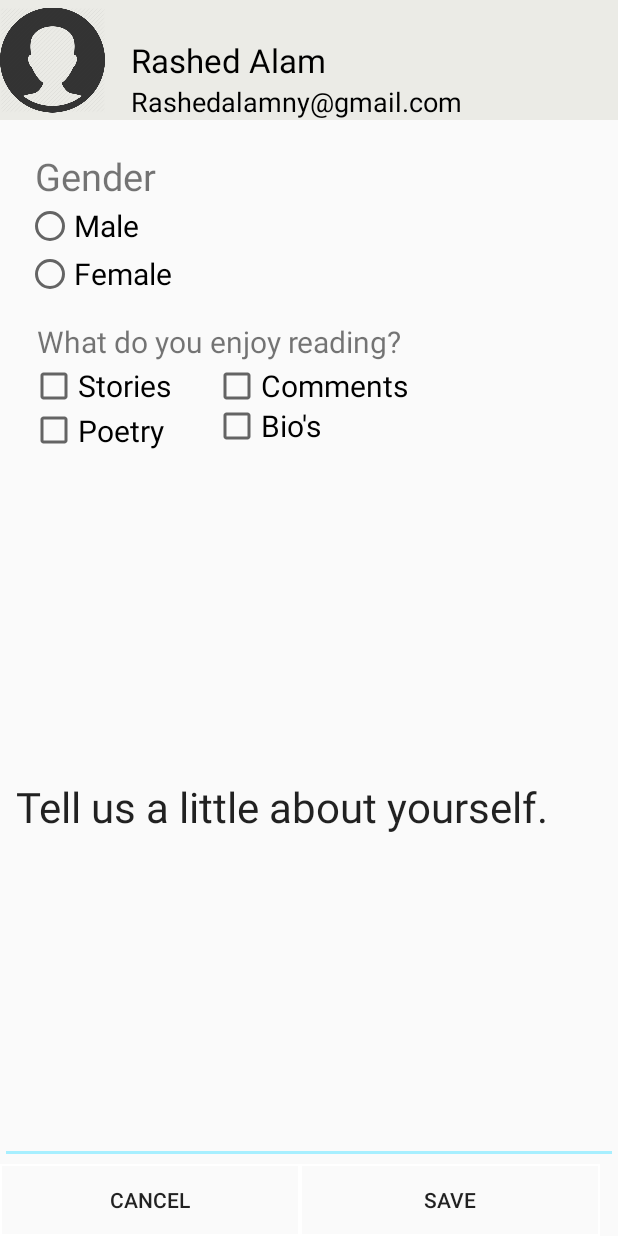
After one commit to manuelleung/HiddenMessage, an Android app: the profile screen opened directly, with no data from a screen before it, on a phone screen of 412 x 824 dp. The commit adds this screen. Run offline under Robolectric (Android 15) with nearby library versions, the phone set to English and light mode, and no system bars.

Commit message:
Added profile acticities

```diff
--- a/app/src/main/java/com/hiddenmessageteam/MapsActivity.java
+++ b/app/src/main/java/com/hiddenmessageteam/MapsActivity.java
@@ -81,7 +81,7 @@ public class MapsActivity extends AppCompatActivity implements OnMapReadyCallbac
     int count=0;
     ImageView setPic;
 
-    private static final int CAM_REQUEST=1313;
+
 
 
     //---------------------------------------------------------------------------------------------
@@ -182,11 +182,12 @@ public class MapsActivity extends AppCompatActivity implements OnMapReadyCallbac
         navView.setNavigationItemSelectedListener(this);
         View header= navView.getHeaderView(0);
         setPic =(ImageView) header.findViewById(R.id.profilepic);
+        final Intent goProfile= new Intent(this,profile.class);
         setPic.setOnClickListener(new View.OnClickListener() {
             @Override
             public void onClick(View v) {
-                Intent camerinter = new Intent(MediaStore.ACTION_IMAGE_CAPTURE);
-                startActivityForResult(camerinter, CAM_REQUEST);
+                 startActivity(goProfile);
+
             }
         });
 
@@ -363,12 +364,7 @@ public class MapsActivity extends AppCompatActivity implements OnMapReadyCallbac
 
     @Override
     protected void onActivityResult(int requestCode, int resultCode, Intent data) {
-        super.onActivityResult(requestCode,resultCode,data);
-        if(requestCode== CAM_REQUEST)
-        {
-            Bitmap thumbnail=(Bitmap) data.getExtras().get("data");
-            setPic.setImageBitmap(thumbnail);
-        }
+
 
 
         if (requestCode == 1) {
--- /dev/null
+++ b/app/src/main/java/com/hiddenmessageteam/profile.java
@@ -0,0 +1,34 @@
+package com.hiddenmessageteam;
+
+import android.content.Intent;
+import android.graphics.Bitmap;
+import android.provider.MediaStore;
+import android.support.v7.app.AppCompatActivity;
+import android.os.Bundle;
+import android.view.View;
+import android.widget.ImageView;
+
+public class profile extends AppCompatActivity {
+    ImageView setprofilepic;
+    private static final int CAM_REQUEST=1313;
+
+    @Override
+    protected void onCreate(Bundle savedInstanceState) {
+        super.onCreate(savedInstanceState);
+        setContentView(R.layout.activity_profile);
+        setprofilepic=(ImageView) findViewById(R.id.profilepic);
+    }
+    public void changeProfile(View v){
+            Intent camerinter = new Intent(MediaStore.ACTION_IMAGE_CAPTURE);
+            startActivityForResult(camerinter, CAM_REQUEST);
+
+    }
+    @Override
+    protected void onActivityResult(int requestCode, int resultCode, Intent data) {
+        super.onActivityResult(requestCode, resultCode, data);
+        if (requestCode == CAM_REQUEST) {
+            Bitmap thumbnail = (Bitmap) data.getExtras().get("data");
+            setprofilepic.setImageBitmap(thumbnail);
+        }
+    }
+}
--- /dev/null
+++ b/app/src/main/res/layout/activity_profile.xml
@@ -0,0 +1,218 @@
+<?xml version="1.0" encoding="utf-8"?>
+<RelativeLayout xmlns:android="http://schemas.android.com/apk/res/android"
+    xmlns:tools="http://schemas.android.com/tools" android:layout_width="match_parent"
+    android:layout_height="match_parent"
+
+    tools:context="com.hiddenmessageteam.profile"
+    android:onClick="changeProfile">
+
+    <RelativeLayout
+        android:layout_width="match_parent"
+        android:layout_height="80dp"
+        android:layout_alignParentTop="true"
+        android:layout_alignParentLeft="true"
+        android:layout_alignParentStart="true"
+        android:background="#ebebe6"
+        android:id="@+id/relativeLayout">
+        <ImageView
+            android:layout_width="70dp"
+            android:layout_height="match_parent"
+            android:id="@+id/profilepic"
+            android:src="@drawable/default_avatar" />
+
+        <TextView
+            android:layout_width="wrap_content"
+            android:layout_height="wrap_content"
+            android:textAppearance="?android:attr/textAppearanceLarge"
+            android:text="Rashed Alam"
+            android:textColor="#000000"
+            android:layout_marginLeft="17dp"
+            android:layout_marginStart="17dp"
+            android:layout_centerVertical="true"
+            android:layout_toRightOf="@+id/profilepic"
+            android:layout_toEndOf="@+id/profilepic"
+            android:id="@+id/textView5" />
+
+        <TextView
+            android:layout_width="wrap_content"
+            android:layout_height="wrap_content"
+            android:textAppearance="?android:attr/textAppearanceMedium"
+            android:text="Rashedalamny@gmail.com"
+            android:layout_alignParentBottom="true"
+            android:layout_alignLeft="@+id/textView5"
+            android:layout_alignStart="@+id/textView5"
+            android:textColor="#000000" />
+
+    </RelativeLayout>
+
+    <RelativeLayout
+        android:layout_width="match_parent"
+        android:layout_height="100dp"
+        android:layout_below="@+id/relativeLayout"
+        android:layout_alignLeft="@+id/relativeLayout"
+        android:layout_alignStart="@+id/relativeLayout"
+        android:layout_marginTop="20dp"
+        android:id="@+id/relativeLayout2">
+
+        <RadioButton
+            android:layout_width="wrap_content"
+            android:layout_height="wrap_content"
+            android:text="Male"
+            android:id="@+id/radioButton"
+            android:layout_marginLeft="17dp"
+            android:layout_marginStart="17dp"
+            android:checked="false"
+            android:layout_below="@+id/textView6"
+            android:layout_alignParentLeft="true"
+            android:layout_alignParentStart="true"
+            android:textSize="20dp" />
+
+        <RadioButton
+            android:layout_width="wrap_content"
+            android:layout_height="wrap_content"
+            android:text="Female"
+            android:id="@+id/radioButton2"
+            android:checked="false"
+            android:layout_below="@+id/radioButton"
+            android:layout_alignLeft="@+id/radioButton"
+            android:layout_alignStart="@+id/radioButton"
+            android:textSize="20dp" />
+
+        <TextView
+            android:layout_width="wrap_content"
+            android:layout_height="wrap_content"
+            android:textAppearance="?android:attr/textAppearanceSmall"
+            android:text=" Gender"
+            android:id="@+id/textView6"
+            android:textSize="25dp"
+            android:layout_alignParentTop="true"
+            android:layout_alignLeft="@+id/radioButton"
+            android:layout_alignStart="@+id/radioButton" />
+    </RelativeLayout>
+
+    <RelativeLayout
+        android:layout_width="match_parent"
+        android:layout_height="100dp"
+        android:layout_below="@+id/relativeLayout2"
+        android:layout_alignLeft="@+id/relativeLayout2"
+        android:layout_alignStart="@+id/relativeLayout2"
+        android:id="@+id/relativeLayout3">
+
+        <TextView
+            android:layout_width="wrap_content"
+            android:layout_height="wrap_content"
+            android:textAppearance="?android:attr/textAppearanceSmall"
+            android:text=" What do you enjoy reading?"
+            android:id="@+id/textView7"
+            android:layout_marginTop="14dp"
+            android:layout_alignParentTop="true"
+            android:layout_alignParentLeft="true"
+            android:layout_alignParentStart="true"
+            android:layout_marginLeft="20dp"
+            android:layout_marginStart="20dp"
+            android:textSize="20dp" />
+
+        <CheckBox
+            android:layout_width="wrap_content"
+            android:layout_height="wrap_content"
+            android:text="Stories"
+            android:id="@+id/checkBox"
+            android:layout_below="@+id/textView7"
+            android:layout_alignLeft="@+id/textView7"
+            android:layout_alignStart="@+id/textView7"
+            android:checked="false"
+            android:textSize="20dp" />
+
+        <CheckBox
+            android:layout_width="wrap_content"
+            android:layout_height="wrap_content"
+            android:text="Poetry"
+            android:id="@+id/checkBox2"
+            android:layout_below="@+id/checkBox"
+            android:layout_alignLeft="@+id/checkBox"
+            android:layout_alignStart="@+id/checkBox"
+            android:checked="false"
+            android:textSize="20dp" />
+
+        <CheckBox
+            android:layout_width="wrap_content"
+            android:layout_height="wrap_content"
+            android:text="Comments"
+            android:id="@+id/checkBox3"
+            android:layout_alignTop="@+id/checkBox"
+            android:layout_toRightOf="@+id/checkBox"
+            android:layout_toEndOf="@+id/checkBox"
+            android:layout_marginLeft="28dp"
+            android:layout_marginStart="28dp"
+            android:checked="false"
+            android:textSize="20dp" />
+
+        <CheckBox
+            android:layout_width="wrap_content"
+            android:layout_height="wrap_content"
+            android:text="Bio&apos;s"
+            android:id="@+id/checkBox4"
+            android:layout_alignParentBottom="true"
+            android:layout_alignLeft="@+id/checkBox3"
+            android:layout_alignStart="@+id/checkBox3"
+            android:checked="false"
+            android:textSize="20dp" />
+    </RelativeLayout>
+
+    <RelativeLayout
+        android:layout_width="match_parent"
+        android:layout_height="match_parent"
+        android:layout_below="@+id/relativeLayout3"
+        android:layout_alignParentLeft="true"
+        android:layout_alignParentStart="true">
+
+        <TextView
+            android:layout_width="wrap_content"
+            android:layout_height="wrap_content"
+            android:textAppearance="?android:attr/textAppearanceSmall"
+            android:id="@+id/textView8"
+            android:layout_marginLeft="24dp"
+            android:layout_marginStart="24dp"
+            android:layout_marginTop="14dp"
+            android:layout_alignParentTop="true"
+            android:layout_alignParentLeft="true"
+            android:layout_alignParentStart="true" />
+
+        <EditText
+            android:layout_width="wrap_content"
+            android:layout_height="230dp"
+            android:inputType="textMultiLine"
+            android:ems="10"
+            android:id="@+id/editText"
+            android:layout_alignParentTop="true"
+            android:layout_alignParentLeft="true"
+            android:layout_alignParentStart="true"
+            android:layout_alignParentRight="true"
+            android:layout_alignParentEnd="true"
+            android:text=" Tell us a little about yourself."
+            android:textIsSelectable="true"
+            android:textSize="28dp"
+            android:layout_above="@+id/button4" />
+
+        <Button
+            android:layout_width="200dp"
+            android:layout_height="wrap_content"
+            android:text="Cancel"
+            android:id="@+id/button3"
+            android:background="@drawable/back"
+            android:layout_alignParentBottom="true"
+            android:layout_alignParentLeft="true"
+            android:layout_alignParentStart="true"
+            android:layout_below="@+id/editText" />
+
+        <Button
+            android:layout_width="200dp"
+            android:layout_height="wrap_content"
+            android:text="Save"
+            android:id="@+id/button4"
+            android:background="@drawable/back"
+            android:layout_alignParentBottom="true"
+            android:layout_toRightOf="@+id/button3"
+            android:layout_toEndOf="@+id/button3" />
+    </RelativeLayout>
+</RelativeLayout>
--- a/app/src/main/res/layout/nav_header_drawer.xml
+++ b/app/src/main/res/layout/nav_header_drawer.xml
@@ -1,19 +1,20 @@
 <?xml version="1.0" encoding="utf-8"?>
 <RelativeLayout xmlns:android="http://schemas.android.com/apk/res/android"
     android:layout_width="match_parent" android:layout_height="80dp"
-    android:background="@drawable/side_nav_bar"
+    android:background="#000000"
 
     android:paddingRight="@dimen/activity_horizontal_margin"
 
     android:theme="@style/ThemeOverlay.AppCompat.Dark" android:orientation="vertical"
-    android:gravity="bottom">
+    android:gravity="bottom"
+    android:id="@+id/nav_RL">
 
 
     <ImageView
         android:layout_width="70dp"
         android:layout_height="match_parent"
         android:id="@+id/profilepic"
-        android:src="@drawable/default_avatar"/>
+        android:src="@drawable/default_avatar" />
 
     <TextView
         android:layout_width="wrap_content"
@@ -21,9 +22,19 @@
         android:textAppearance="?android:attr/textAppearanceLarge"
         android:text="Rashed Alam"
         android:id="@+id/nav_name"
+        android:layout_marginLeft="17dp"
+        android:layout_marginStart="17dp"
         android:layout_centerVertical="true"
         android:layout_toRightOf="@+id/profilepic"
-        android:layout_toEndOf="@+id/profilepic"
-        android:layout_marginLeft="31dp"
-        android:layout_marginStart="31dp" />
+        android:layout_toEndOf="@+id/profilepic" />
+
+    <TextView
+        android:layout_width="wrap_content"
+        android:layout_height="wrap_content"
+        android:textAppearance="?android:attr/textAppearanceMedium"
+        android:text="Rashedalamny@gmail.com"
+        android:id="@+id/textView4"
+        android:layout_alignParentBottom="true"
+        android:layout_alignLeft="@+id/nav_name"
+        android:layout_alignStart="@+id/nav_name" />
 </RelativeLayout>
```
Also changed, not shown: app/src/main/AndroidManifest.xml (+9 -13 lines).
